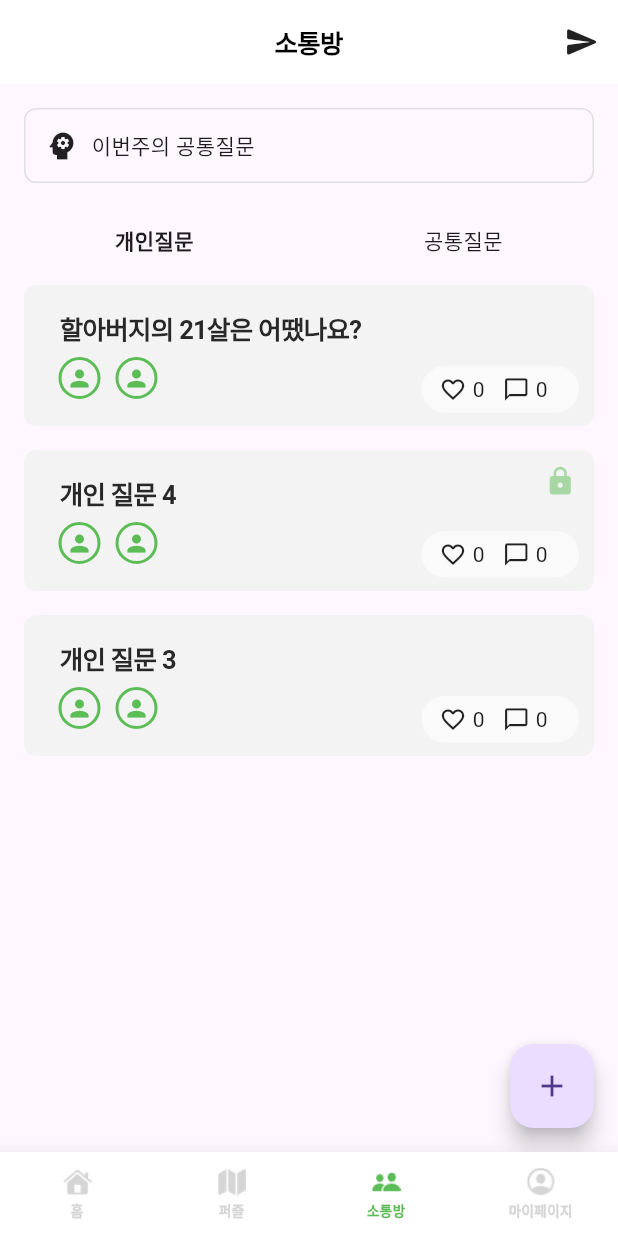
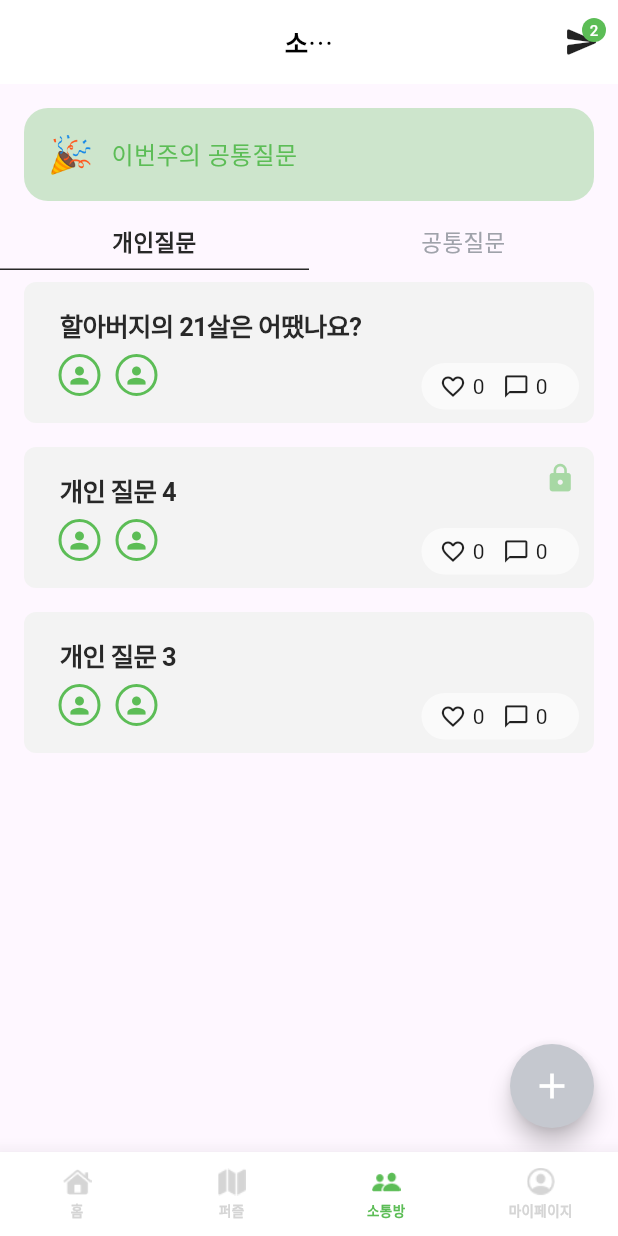
Before and after one commit to artificialSW/app-frontend, a Flutter app: the screen it shows after launch, item 3 of the bottom bar chosen, on a phone screen of 412 x 824 dp. Run offline on Flutter 3.47's test engine with Material 3 defaults, Android fonts, the phone set to English and light mode, and no system bars; our stand-ins replace image_picker; accounts and stored records are empty; Roboto replaces fonts that are missing (Pretendard); project files that could hold a hidden picture were left out.

Commit message:
feat: 채팅 메인페이지 디자인 개선 및 코드 리팩토링
 DM 아이콘에 동적 배지 추가 (나에게 온 질문 개수 연동)
- 이번주 공통질문 배너 디자인 개선
- 탭바 하단 구분선 추가
- 플로팅 액션 버튼 동그란 모양으로 수정

```diff
--- a/lib/features/chat/chat_mainpage.dart
+++ b/lib/features/chat/chat_mainpage.dart
@@ -7,6 +7,8 @@ import 'chat_personal_send_logic/state/personal_question_send.dart';
 import 'chat_thread/chat_common_thread.dart';
 import 'chat_thread/chat_personal_thread.dart';
 import 'package:artificialsw_frontend/shared/widgets/custom_top_bar.dart';
+import 'package:artificialsw_frontend/shared/constants/app_colors.dart';
+import 'package:artificialsw_frontend/shared/constants/app_text_styles.dart';
 
 // 카드 목록 전용(페이지 내부 전용이므로 private)
 class _PersonalListItem {
@@ -30,21 +32,21 @@ class _ChatRootState extends State<ChatRoot> {
   final List<_PersonalListItem> _personalItems = [
     _PersonalListItem(
       entity: PersonalQuestionEntity(
-        id: 'p5', askerUserId: 'u1', responderUserId: 'u2',
+        id: 'p5', askerUserId: 'u2', responderUserId: 'u1',
         text: '할아버지의 21살은 어땠나요?', visibility: VisibilityType.public, createdAt: DateTime.now(),
       ),
       likes: 0, comments: 0,
     ),
     _PersonalListItem(
       entity: PersonalQuestionEntity(
-        id: 'p4', askerUserId: 'u1', responderUserId: 'u3',
+        id: 'p4', askerUserId: 'u3', responderUserId: 'u1',
         text: '개인 질문 4', visibility: VisibilityType.private, createdAt: DateTime.now(),
       ),
       likes: 0, comments: 0,
     ),
     _PersonalListItem(
       entity: PersonalQuestionEntity(
-        id: 'p3', askerUserId: 'u1', responderUserId: 'u2',
+        id: 'p3', askerUserId: 'u2', responderUserId: 'u2',
         text: '개인 질문 3', visibility: VisibilityType.public, createdAt: DateTime.now(),
       ),
       likes: 0, comments: 0,
@@ -68,78 +70,94 @@ class _ChatRootState extends State<ChatRoot> {
     CommonQuestion(id: 'c-1', title: '공통질문1', description: '질문 내용을 적어주세요', likes: 0, comments: 0),
   ];
 
+  // 나에게 온 질문 개수 계산 (responderUserId가 현재 사용자인 질문들)
+  int _getIncomingQuestionsCount() {
+    return _personalItems.where((item) => item.entity.responderUserId == 'u1').length;
+  }
+
   @override
   Widget build(BuildContext context) {
     return Scaffold(
-      appBar: ChatRootTopBar(),
-      body: Column(
-        children: [
-          // 공통질문 배너 (탭 → 쓰레드 이동)
-          InkWell(
-            onTap: () {
-              Navigator.push(
-                context,
-                MaterialPageRoute(
-                  builder: (_) => ChatCommonThreadPage(
-                    question: _weeklyCommonQuestion,
-                    order: _pastCommonQuestions.length + 1, // 지난 개수 + 1
-                  ),
-                ),
-              );
-            },
-            child: Container(
-              margin: const EdgeInsets.all(16),
-              padding: const EdgeInsets.all(12),
-              decoration: BoxDecoration(
-                border: Border.all(color: Colors.grey.shade300),
-                borderRadius: BorderRadius.circular(8),
-              ),
-              child: const Row(
-                children: [Icon(Icons.psychology), SizedBox(width: 8), Expanded(child: Text('이번주의 공통질문'))],
+      appBar: AppBar(
+        elevation: 0,
+        backgroundColor: Colors.white,
+        centerTitle: true,
+        title: SizedBox(
+          width: 44,
+          child: Text(
+            '소통방',
+            textAlign: TextAlign.center,
+            style: TextStyle(
+              color: Colors.black,
+              fontSize: 17,
+              fontFamily: 'Pretendard',
+              fontWeight: FontWeight.w700,
+              height: 1.50,
+              letterSpacing: -0.46,
             ),
           ),
         ),
-          Row(
+        iconTheme: const IconThemeData(color: Colors.black87),
+        actions: [
+          Stack(
             children: [
-              Expanded(
-                child: GestureDetector(
-                  onTap: () => setState(() => _selectedIndex = 0),
+              IconButton(
+                icon: const Icon(Icons.send_rounded, color: Colors.black87),
+                tooltip: '답변하기',
+                onPressed: () => Navigator.pushNamed(context, '/personal-answer'),
+              ),
+              if (_getIncomingQuestionsCount() > 0)
+                Positioned(
+                  right: 8,
+                  top: 8,
                   child: Container(
-                    padding: const EdgeInsets.all(12),
-                    child: Text('개인질문',
-                        textAlign: TextAlign.center,
-                        style: TextStyle(fontWeight: _selectedIndex == 0 ? FontWeight.bold : FontWeight.normal)),
+                    width: 16,
+                    height: 16,
+                    decoration: BoxDecoration(
+                      color: AppColors.plumu_green_main,
+                      shape: BoxShape.circle,
+                    ),
+                    child: Center(
+                      child: Text(
+                        '${_getIncomingQuestionsCount()}',
+                        style: AppTextStyles.pretendard_medium.copyWith(
+                          fontSize: 10,
+                          color: Colors.white,
                         ),
                       ),
-              ),
-              Expanded(
-                child: GestureDetector(
-                  onTap: () => setState(() => _selectedIndex = 1),
-                  child: Container(
-                    padding: const EdgeInsets.all(12),
-                    child: Text('공통질문',
-                        textAlign: TextAlign.center,
-                        style: TextStyle(fontWeight: _selectedIndex == 1 ? FontWeight.bold : FontWeight.normal)),
                     ),
                   ),
                 ),
             ],
+          ),
+        ],
+      ),
+      body: Column(
+        children: [
+          _WeeklyQuestionBanner(
+            question: _weeklyCommonQuestion,
+            order: _pastCommonQuestions.length + 1,
+          ),
+          _TabBar(
+            selectedIndex: _selectedIndex,
+            onTabChanged: (index) => setState(() => _selectedIndex = index),
           ),
           Expanded(child: _selectedIndex == 0 ? _buildPersonalQuestions() : _buildCommonQuestions()),
         ],
       ),
       floatingActionButton: FloatingActionButton(
         onPressed: () => Navigator.pushNamed(context, '/personal-question'),
-        child: const Icon(Icons.add),
+        backgroundColor: AppColors.plumu_gray_4,
+        foregroundColor: Colors.white,
+        shape: const CircleBorder(),
+        child: const Icon(Icons.add, size: 28),
       ),
     );
   }
 
   Widget _buildPersonalQuestions() {
     if (_personalItems.isEmpty) {
-      return const Center(
-        child: Text('질문이 없어요.\n가족에게 궁금했던 점을 질문해보세요!', textAlign: TextAlign.center),
-      );
+      return const Center(child: Text('질문이 없어요.\n가족에게 궁금했던 점을 질문해보세요!', textAlign: TextAlign.center));
     }
     return ListView.builder(
       itemCount: _personalItems.length,
@@ -152,28 +170,18 @@ class _ChatRootState extends State<ChatRoot> {
           selected: _selectedPersonalId == item.entity.id,
           onTap: () {
             setState(() => _selectedPersonalId = item.entity.id);
-            Navigator.push(
-              context,
-              MaterialPageRoute(
-                builder: (_) => ChatPersonalThreadPage(
-                  question: item.entity,
-                  // 이름 매핑이 아직 없으니 간단히 ID 표시. 추후 서버에서 닉네임 내려주면 교체.
-                  askerName: item.entity.askerUserId,
-                ),
-              ),
-            );
+            Navigator.push(context, MaterialPageRoute(
+              builder: (_) => ChatPersonalThreadPage(question: item.entity, askerName: item.entity.askerUserId),
+            ));
           },
         );
       },
     );
   }
 
-  // 공통질문 목록 (카드 탭 → 쓰레드 이동)
   Widget _buildCommonQuestions() {
     if (_pastCommonQuestions.isEmpty) {
-      return const Center(
-        child: Text('공통질문이 없어요.\n이번주의 공통질문을 확인해보세요!', textAlign: TextAlign.center),
-      );
+      return const Center(child: Text('공통질문이 없어요.\n이번주의 공통질문을 확인해보세요!', textAlign: TextAlign.center));
     }
     return ListView.builder(
       itemCount: _pastCommonQuestions.length,
@@ -184,19 +192,131 @@ class _ChatRootState extends State<ChatRoot> {
           selected: _selectedCommonId == q.id,
           onTap: () {
             setState(() => _selectedCommonId = q.id);
-            final order = _pastCommonQuestions.length - i; // 5,4,3...
-            Navigator.push(
-              context,
-              MaterialPageRoute(
-                builder: (_) => ChatCommonThreadPage(
-                  question: q,
-                  order: order,
-                ),
-              ),
-            );
+            Navigator.push(context, MaterialPageRoute(
+              builder: (_) => ChatCommonThreadPage(question: q, order: _pastCommonQuestions.length - i),
+            ));
           },
         );
       },
     );
   }
 }
+
+// 이번주 공통질문 배너 위젯
+class _WeeklyQuestionBanner extends StatelessWidget {
+  final CommonQuestion question;
+  final int order;
+
+  const _WeeklyQuestionBanner({
+    required this.question,
+    required this.order,
+  });
+
+  @override
+  Widget build(BuildContext context) {
+    return InkWell(
+      onTap: () {
+        Navigator.push(
+          context,
+          MaterialPageRoute(
+            builder: (_) => ChatCommonThreadPage(
+              question: question,
+              order: order,
+            ),
+          ),
+        );
+      },
+      child: Container(
+        margin: const EdgeInsets.fromLTRB(16, 16, 16, 8),
+        padding: const EdgeInsets.symmetric(horizontal: 16, vertical: 14),
+        decoration: BoxDecoration(
+          color: AppColors.plumu_green_30per,
+          borderRadius: BorderRadius.circular(16),
+        ),
+        child: Row(
+          children: [
+            Text('🎉', style: TextStyle(fontSize: 24)),
+            const SizedBox(width: 12),
+            Text(
+              '이번주의 공통질문',
+              style: AppTextStyles.pretendard_medium.copyWith(
+                fontSize: 16,
+                color: AppColors.plumu_green_main,
+              ),
+            ),
+          ],
+        ),
+      ),
+    );
+  }
+}
+
+// 탭바 위젯
+class _TabBar extends StatelessWidget {
+  final int selectedIndex;
+  final ValueChanged<int> onTabChanged;
+
+  const _TabBar({
+    required this.selectedIndex,
+    required this.onTabChanged,
+  });
+
+  @override
+  Widget build(BuildContext context) {
+    return Row(
+      children: [
+        Expanded(
+          child: _TabItem(
+            text: '개인질문',
+            isSelected: selectedIndex == 0,
+            onTap: () => onTabChanged(0),
+          ),
+        ),
+        Expanded(
+          child: _TabItem(
+            text: '공통질문',
+            isSelected: selectedIndex == 1,
+            onTap: () => onTabChanged(1),
+          ),
+        ),
+      ],
+    );
+  }
+}
+
+// 개별 탭 아이템 위젯
+class _TabItem extends StatelessWidget {
+  final String text;
+  final bool isSelected;
+  final VoidCallback onTap;
+
+  const _TabItem({
+    required this.text,
+    required this.isSelected,
+    required this.onTap,
+  });
+
+  @override
+  Widget build(BuildContext context) {
+    return GestureDetector(
+      onTap: onTap,
+      child: Container(
+        padding: const EdgeInsets.symmetric(vertical: 8, horizontal: 12),
+        decoration: BoxDecoration(
+          border: isSelected
+            ? Border(bottom: BorderSide(color: AppColors.plumu_gray_7, width: 1))
+            : null,
+        ),
+        child: Text(
+          text,
+          textAlign: TextAlign.center,
+          style: AppTextStyles.pretendard_medium.copyWith(
+            fontSize: 15,
+            fontWeight: isSelected ? FontWeight.w600 : FontWeight.w400,
+            color: isSelected ? AppColors.plumu_gray_7 : AppColors.plumu_gray_5,
+          ),
+        ),
+      ),
+    );
+  }
+}
```
Lines whose indentation alone changed are shown as unchanged.
